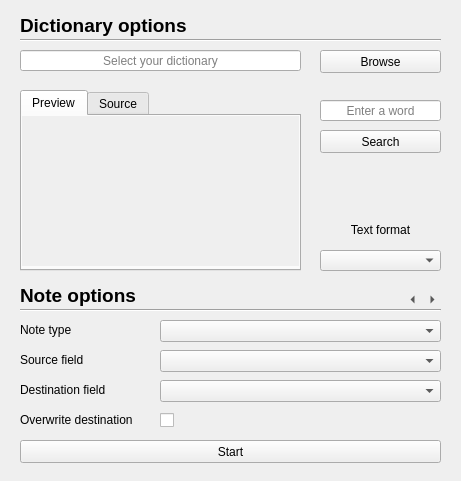
Before: the Qt Designer form editor/form.ui in Hundway/anki-way-dict, drawn with Qt 5.
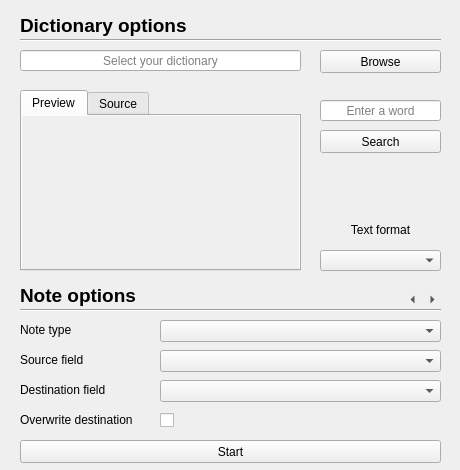
After: the same form once the commit is applied. The open tabs and pages were chosen to show the change. Icons and pictures are not drawn. Custom widgets are drawn as their Qt base class.

What changed in the file:
```diff
--- a/editor/form.ui
+++ b/editor/form.ui
@@ -6,8 +6,8 @@
    <rect>
     <x>0</x>
     <y>0</y>
-    <width>461</width>
-    <height>481</height>
+    <width>460</width>
+    <height>470</height>
    </rect>
   </property>
   <property name="windowTitle">
@@ -57,10 +57,10 @@
     <widget class="DefinitionWebView" name="definition_preview" native="true">
      <property name="geometry">
       <rect>
-       <x>-1</x>
-       <y>-1</y>
+       <x>0</x>
+       <y>0</y>
        <width>281</width>
-       <height>151</height>
+       <height>156</height>
       </rect>
      </property>
      <property name="autoFillBackground">
```
Left out of the diff: 632 changed lines with no effect on the pictures.
